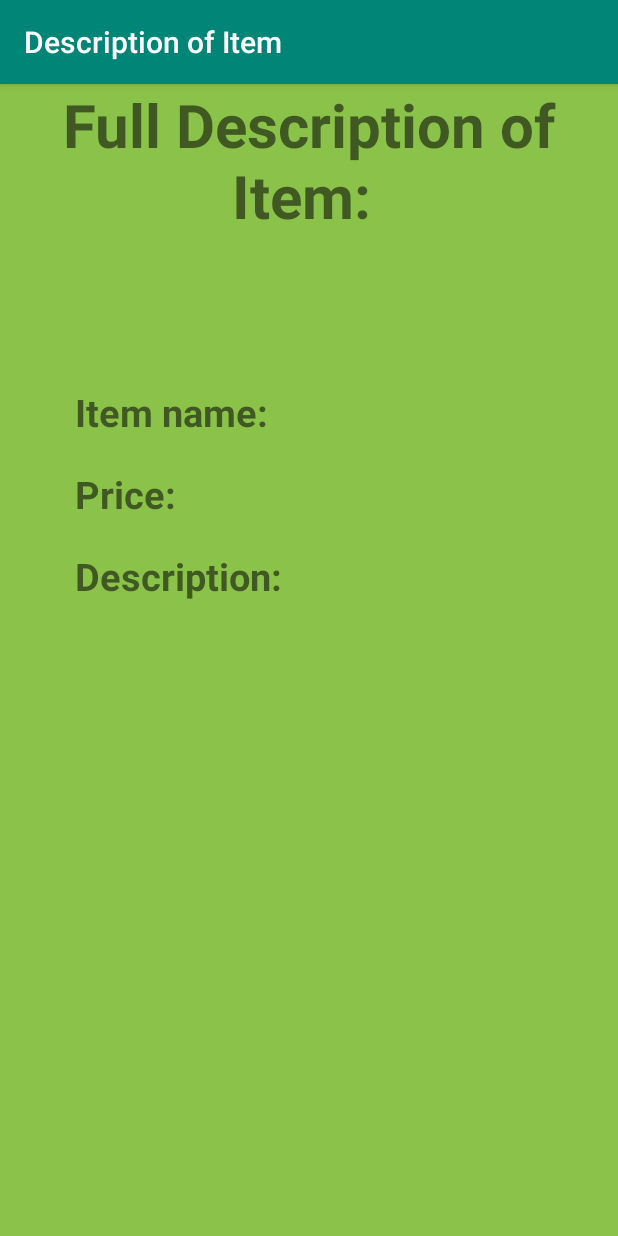
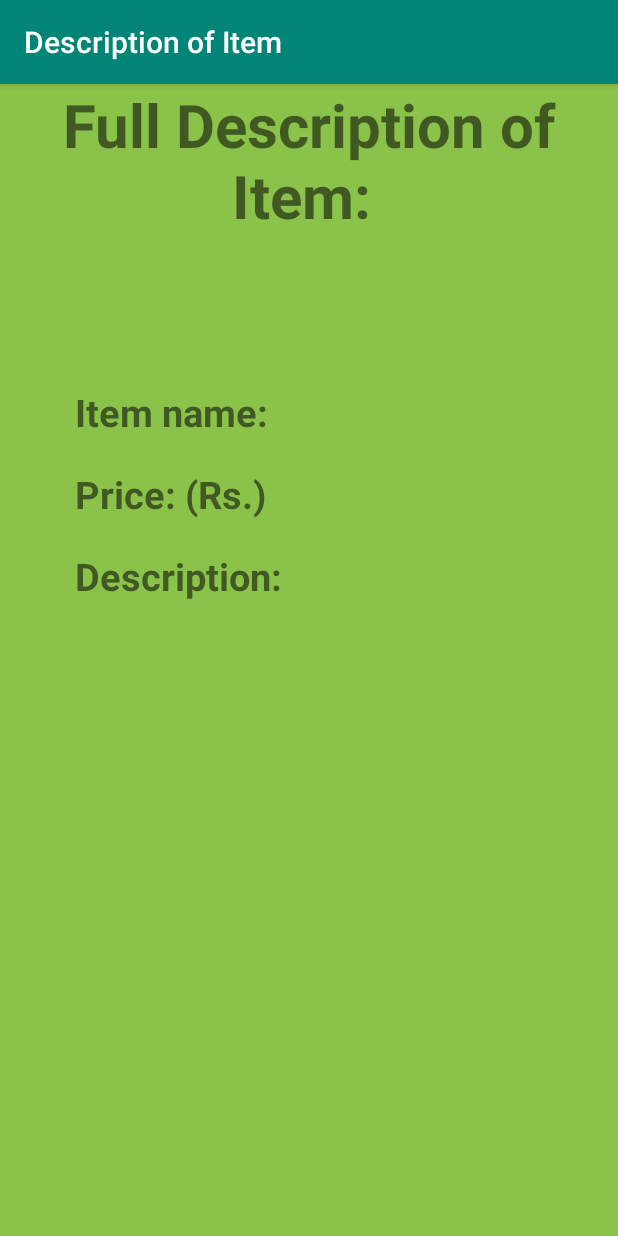
Before and after one commit to ashimmaharjan/Online_Clothing_Shopping_App, an Android app: the DisplayClickedItem screen opened directly, with no data from a screen before it, on a phone screen of 412 x 824 dp. Run offline under Robolectric (Android 15) with nearby library versions, the phone set to English and light mode, and no system bars.

Commit message:
finalized one

```diff
--- a/app/src/main/res/layout/activity_display_clicked_item.xml
+++ b/app/src/main/res/layout/activity_display_clicked_item.xml
@@ -41,7 +41,7 @@
         android:id="@+id/Price"
         android:layout_width="wrap_content"
         android:layout_height="wrap_content"
-        android:text="Price: "
+        android:text="Price: (Rs.)"
         android:textSize="25sp"
         android:textStyle="bold"
         android:layout_below="@id/Name"
@@ -56,7 +56,7 @@
         android:layout_toRightOf="@id/Price"
         style="@style/TextViews"
         android:layout_marginLeft="5dp"
-        android:layout_marginTop="25dp"/>
+        android:layout_marginTop="27dp"/>
 
     <TextView
         android:id="@+id/Desc"
--- a/app/src/main/res/layout/activity_main.xml
+++ b/app/src/main/res/layout/activity_main.xml
@@ -29,7 +29,7 @@
         android:layout_width="match_parent"
         android:layout_height="wrap_content"
         android:id="@+id/tabId"
-        android:background="#3F51B5"
+        android:background="#009688"
         android:layout_alignParentBottom="true"
         app:tabTextColor="#000000"
         app:tabIndicatorColor="#ffff" />
--- a/app/src/main/res/layout/fragment_login.xml
+++ b/app/src/main/res/layout/fragment_login.xml
@@ -63,7 +63,7 @@
         android:layout_width="match_parent"
         android:layout_height="wrap_content"
         android:layout_below="@+id/login"
-        android:text="Don't have a account yet? Go to register first!!"
+        android:text="Are you a new user?? If so register first!!"
         android:textAlignment="center"
         android:textSize="20sp"
         android:layout_marginTop="10dp"/>
--- a/app/src/main/res/layout/item_recyclerview.xml
+++ b/app/src/main/res/layout/item_recyclerview.xml
@@ -1,7 +1,7 @@
 <?xml version="1.0" encoding="utf-8"?>
 <RelativeLayout
     xmlns:android="http://schemas.android.com/apk/res/android" android:layout_width="match_parent"
-    android:layout_height="match_parent">
+    android:layout_height="150sp">
 
 
     <ImageView
```
Also changed, not shown: app/src/main/res/drawable-v24/denimpant.jpg (added), app/src/main/res/drawable-v24/hoddie.jpg (added), app/src/main/res/drawable/shortsmen.jpg (added), app/src/main/res/drawable/tanktop.jpg (added), app/src/main/res/drawable/wind.jpg (added), app/src/main/res/drawable/womenshorts.jpg (added).
